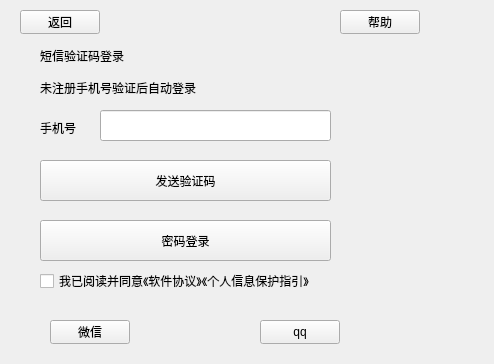
The window that ui/user/user_login_phone.ui (rhfgxg/poor_client) describes before a commit, drawn with Qt 5.
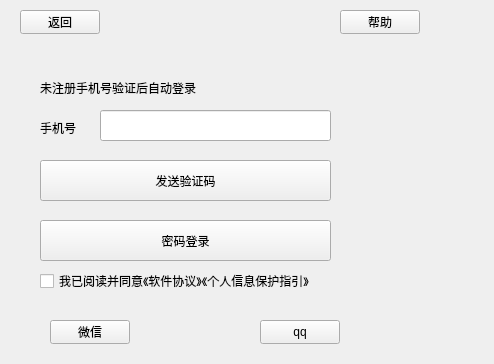
The same window after the commit.

```diff
--- a/ui/user/user_login_phone.ui
+++ b/ui/user/user_login_phone.ui
@@ -26,28 +26,6 @@
     <string>返回</string>
    </property>
   </widget>
-  <widget class="QLabel" name="label_title">
-   <property name="geometry">
-    <rect>
-     <x>40</x>
-     <y>40</y>
-     <width>231</width>
-     <height>31</height>
-    </rect>
-   </property>
-   <property name="lineWidth">
-    <number>1</number>
-   </property>
-   <property name="text">
-    <string>短信验证码登录</string>
-   </property>
-   <property name="scaledContents">
-    <bool>false</bool>
-   </property>
-   <property name="indent">
-    <number>-1</number>
-   </property>
-  </widget>
   <widget class="QLabel" name="label_tip">
    <property name="geometry">
     <rect>
```
